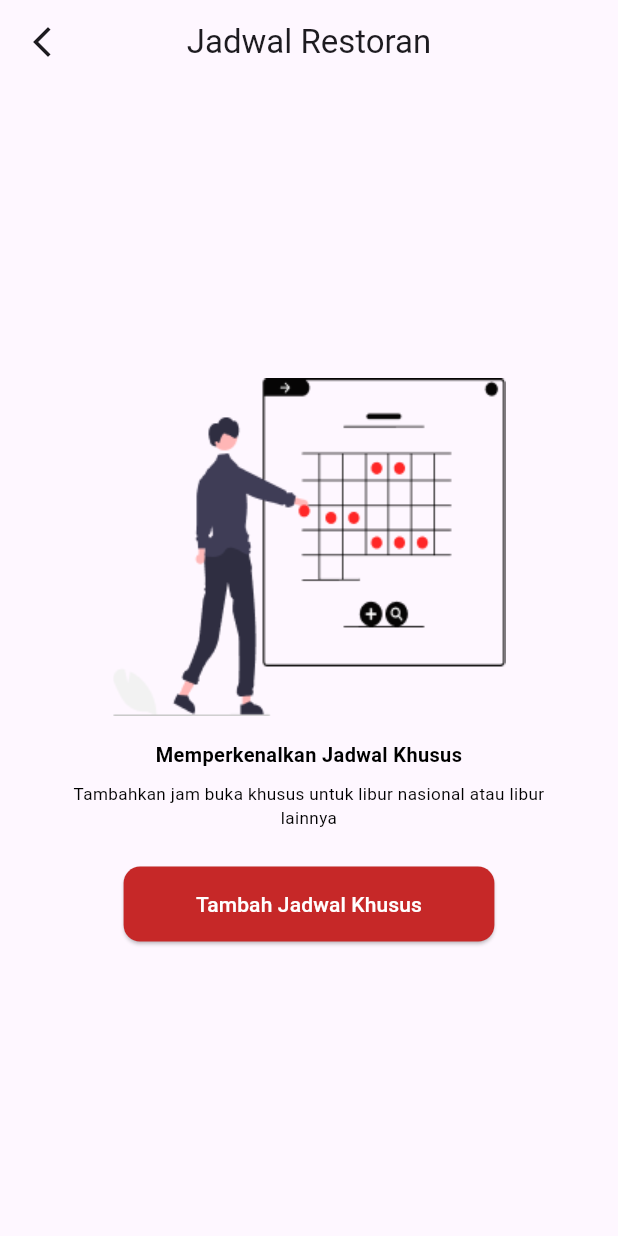
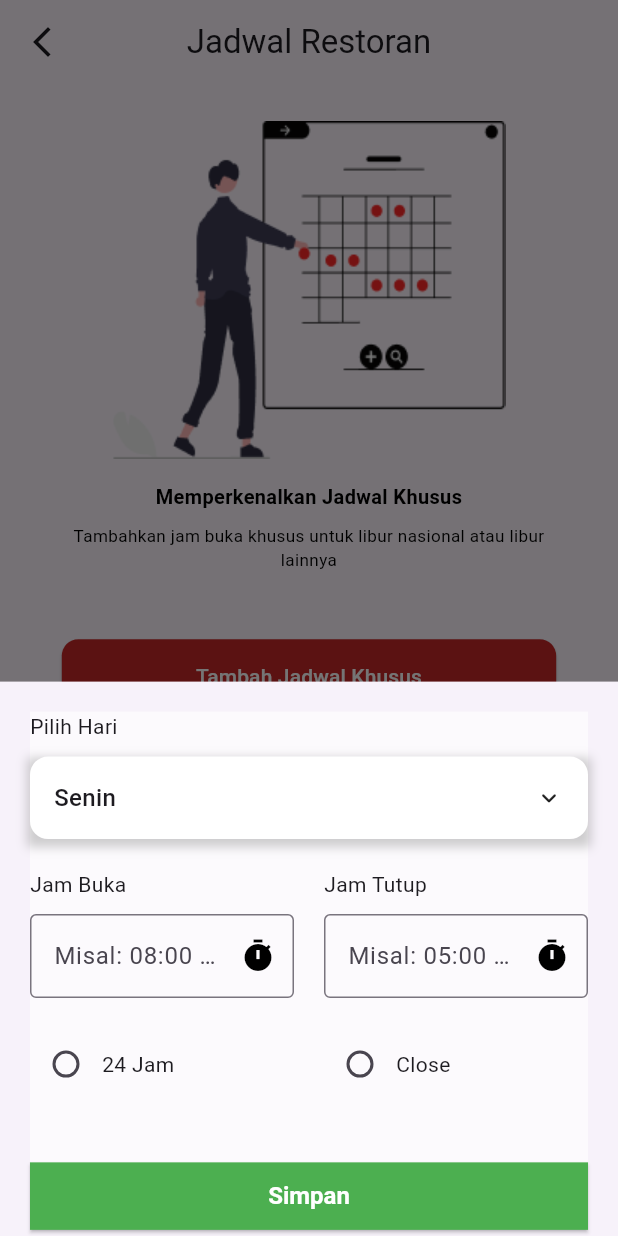
Before and after one commit to Shade2012/warmindo_admin_ui, a Flutter app: the SchedulePage screen opened by its route, after a tap on "Tambah Jadwal Khusus", on a phone screen of 412 x 824 dp. Run offline on Flutter 3.47's test engine with Material 3 defaults, Android fonts, the phone set to English and light mode, and no system bars; our stand-ins replace animated_custom_dropdown, flutter_svg, font_awesome_flutter, get, google_fonts, syncfusion_flutter_charts; Roboto replaces fonts that are missing (Oxygen).

Commit message:
style: [AF] add special schedule page

```diff
--- /dev/null
+++ b/lib/pages/bottom_sheet_schedule/binding/bottomsheet_schedule_binding.dart
@@ -0,0 +1,9 @@
+import 'package:get/get.dart';
+import 'package:warmindo_admin_ui/pages/bottom_sheet_schedule/controller/bottomsheet_schedule_controller.dart';
+
+class BottomSheetScheduleBinding extends Bindings{
+  @override
+  void dependencies() {
+    Get.lazyPut<BottomSheetScheduleController>(() => BottomSheetScheduleController());
+  }
+}
--- /dev/null
+++ b/lib/pages/bottom_sheet_schedule/controller/bottomsheet_schedule_controller.dart
@@ -0,0 +1,74 @@
+import 'package:flutter/material.dart';
+import 'package:get/get.dart';
+import 'package:warmindo_admin_ui/pages/widget/custom_dropdown_multi.dart';
+
+class BottomSheetScheduleController extends GetxController {
+  var is24Hours = false.obs;
+  var isClosedStatus = false.obs;
+  var openingTime = Rx<TimeOfDay?>(null);
+  var closingTime = Rx<TimeOfDay?>(null);
+  var selectedDays = <Day>[].obs;
+  var schedules = <Schedule>[].obs;
+
+  void toggle24Hours(bool? value) {
+    is24Hours.value = value ?? false;
+    if (is24Hours.value) {
+      isClosedStatus.value = false;
+    }
+  }
+
+  void toggleClosed(bool? value) {
+    isClosedStatus.value = value ?? false;
+    if (isClosedStatus.value) {
+      is24Hours.value = false;
+    }
+  }
+
+  void chooseTime(BuildContext context, bool isOpening) async {
+    TimeOfDay? pickedTime = await showTimePicker(
+      context: context,
+      initialTime: TimeOfDay.now(),
+      initialEntryMode: TimePickerEntryMode.input,
+      helpText: 'Masukkan Waktu',
+      cancelText: 'Tutup',
+      confirmText: 'Ok',
+      hourLabelText: 'Jam',
+      minuteLabelText: 'Menit',
+      errorInvalidText: 'Waktu yang dimasukkan tidak cocok'
+    );
+
+    if (pickedTime != null) {
+      if (isOpening) {
+        openingTime.value = pickedTime;
+      } else {
+        closingTime.value = pickedTime;
+      }
+    }
+  }
+
+  void addSchedule() {
+    schedules.add(Schedule(
+      days: selectedDays,
+      openingTime: openingTime.value,
+      closingTime: closingTime.value,
+      is24Hours: is24Hours.value,
+      isClosed: isClosedStatus.value,
+    ));
+  }
+}
+
+class Schedule {
+  List<Day> days;
+  TimeOfDay? openingTime;
+  TimeOfDay? closingTime;
+  bool is24Hours;
+  bool isClosed;
+
+  Schedule({
+    required this.days,
+    this.openingTime,
+    this.closingTime,
+    required this.is24Hours,
+    required this.isClosed,
+  });
+}
--- /dev/null
+++ b/lib/pages/bottom_sheet_schedule/view/bottomsheet_schedule_page.dart
@@ -0,0 +1,184 @@
+import 'package:animated_custom_dropdown/custom_dropdown.dart';
+import 'package:flutter/material.dart';
+import 'package:get/get.dart';
+import 'package:warmindo_admin_ui/pages/bottom_sheet_schedule/controller/bottomsheet_schedule_controller.dart';
+import 'dart:developer';
+import 'package:warmindo_admin_ui/pages/widget/custom_dropdown_multi.dart';
+
+const List<Day> _dayItems = [
+  Day('Senin'),
+  Day('Selasa'),
+  Day('Rabu'),
+  Day('Kamis'),
+  Day('Jumat'),
+  Day('Sabtu'),
+  Day('Minggu'),
+];
+
+class BottomSheetSchedule extends StatelessWidget {
+  final BottomSheetScheduleController _controller =
+      Get.put(BottomSheetScheduleController());
+
+  BottomSheetSchedule({Key? key}) : super(key: key);
+
+  @override
+  Widget build(BuildContext context) {
+    final double screenWidth = MediaQuery.of(context).size.width;
+    final double screenHeight = MediaQuery.of(context).size.height;
+
+    return Padding(
+      padding: const EdgeInsets.symmetric(horizontal: 20, vertical: 20),
+      child: Container(
+        color: Colors.white60,
+        width: screenWidth,
+        height: screenHeight * 0.4,
+        child: Column(
+          crossAxisAlignment: CrossAxisAlignment.start,
+          children: [
+            Text('Pilih Hari'),
+            SizedBox(height: 10),
+            Container(
+              child: CustomDropdown<Day>.multiSelect(
+                items: _dayItems,
+                initialItems: _dayItems.take(1).toList(),
+                onListChanged: (value) {
+                  log('changing value to: $value');
+                  _controller.selectedDays.value = value;
+                },
+              ),
+              decoration: BoxDecoration(boxShadow: [
+                BoxShadow(
+                  color: Colors.grey.withOpacity(0.5),
+                  spreadRadius: 2,
+                  blurRadius: 5,
+                  offset: Offset(0, 3),
+                ),
+              ]),
+            ),
+            SizedBox(height: 20),
+            Row(
+              children: [
+                Expanded(
+                  child: Column(
+                    crossAxisAlignment: CrossAxisAlignment.start,
+                    children: [
+                      Text('Jam Buka'),
+                      SizedBox(height: 10),
+                      Obx(() {
+                        return TextFormField(
+                          onTap: () => _controller.chooseTime(context, true),
+                          enabled: !(_controller.is24Hours.value ||
+                              _controller.isClosedStatus.value),
+                          readOnly: true,
+                          controller: TextEditingController(
+                            text: _controller.openingTime.value
+                                    ?.format(context) ??
+                                '',
+                          ),
+                          decoration: InputDecoration(
+                            border: OutlineInputBorder(),
+                            hintText: 'Misal: 08:00 AM',
+                            suffixIcon: Icon(
+                              Icons.timer,
+                              color: Colors.black,
+                            ),
+                          ),
+                        );
+                      }),
+                    ],
+                  ),
+                ),
+                SizedBox(width: 20),
+                Expanded(
+                  child: Column(
+                    crossAxisAlignment: CrossAxisAlignment.start,
+                    children: [
+                      Text('Jam Tutup'),
+                      SizedBox(height: 10),
+                      Obx(() {
+                        return TextFormField(
+                          onTap: () => _controller.chooseTime(context, false),
+                          enabled: !(_controller.is24Hours.value ||
+                              _controller.isClosedStatus.value),
+                          readOnly: true,
+                          controller: TextEditingController(
+                            text: _controller.closingTime.value
+                                    ?.format(context) ??
+                                '',
+                          ),
+                          decoration: InputDecoration(
+                            border: OutlineInputBorder(),
+                            hintText: 'Misal: 05:00 PM',
+                            suffixIcon: Icon(
+                              Icons.timer,
+                              color: Colors.black,
+                            ),
+                          ),
+                        );
+                      }),
+                    ],
+                  ),
+                ),
+              ],
+            ),
+            SizedBox(height: 20),
+            Row(
+              children: [
+                Expanded(
+                  child: Row(
+                    children: [
+                      Obx(() => Radio(
+                            value: true,
+                            groupValue: _controller.is24Hours.value,
+                            onChanged: _controller.toggle24Hours,
+                            activeColor: Colors.purple,
+                          )),
+                      Text('24 Jam'),
+                    ],
+                  ),
+                ),
+                SizedBox(width: 20),
+                Expanded(
+                  child: Row(
+                    children: [
+                      Obx(() => Radio(
+                            value: true,
+                            groupValue: _controller.isClosedStatus.value,
+                            onChanged: _controller.toggleClosed,
+                            activeColor: Colors.purple,
+                          )),
+                      Text('Close'),
+                    ],
+                  ),
+                ),
+              ],
+            ),
+            SizedBox(height: 40),
+            Center(
+              child: ElevatedButton(
+                onPressed: () {
+                  _controller.addSchedule(); // Add this line
+                  log('Button clicked');
+                },
+                style: ElevatedButton.styleFrom(
+                  backgroundColor: Colors.green, // Warna latar belakang tombol
+                  foregroundColor: Colors.white, // Warna teks tombol
+                  minimumSize: Size(screenWidth, 45),
+                  textStyle: TextStyle(
+                    fontSize: 16,
+                    fontWeight: FontWeight.bold,
+                  ),
+                  shape: RoundedRectangleBorder(
+                    borderRadius:
+                        BorderRadius.zero, // Membuat tombol menjadi kotak
+                  ),
+                ),
+                child: Text('Simpan'),
+              ),
+            ),
+          ],
+        ),
+      ),
+    );
+  }
+}
--- a/lib/pages/schedule_page/view/schedule_page.dart
+++ b/lib/pages/schedule_page/view/schedule_page.dart
@@ -1,10 +1,16 @@
 import 'package:flutter/material.dart';
+import 'package:get/get.dart';
+import 'package:warmindo_admin_ui/pages/bottom_sheet_schedule/controller/bottomsheet_schedule_controller.dart';
+import 'package:warmindo_admin_ui/pages/bottom_sheet_schedule/view/bottomsheet_schedule_page.dart';
 import 'package:warmindo_admin_ui/utils/themes/color_themes.dart';
 import 'package:warmindo_admin_ui/utils/themes/image_themes.dart';
 import 'package:warmindo_admin_ui/utils/themes/textstyle_themes.dart';
 
 class SchedulePage extends StatelessWidget {
-  const SchedulePage({Key? key}) : super(key: key);
+  final BottomSheetScheduleController _controller =
+      Get.put(BottomSheetScheduleController());
+
+  SchedulePage({Key? key}) : super(key: key);
 
   @override
   Widget build(BuildContext context) {
@@ -13,7 +19,12 @@ class SchedulePage extends StatelessWidget {
 
     return Scaffold(
       appBar: AppBar(
-        leading: Icon(Icons.arrow_back_ios_new),
+        leading: IconButton(
+          icon: Icon(Icons.arrow_back_ios_new),
+          onPressed: () {
+            Get.back();
+          },
+        ),
         title: Text('Jadwal Restoran'),
         centerTitle: true,
       ),
@@ -23,8 +34,16 @@ class SchedulePage extends StatelessWidget {
             horizontal: screenWidth * 0.1,
             vertical: screenHeight * 0.03,
           ),
-          child: Column(
-            mainAxisAlignment: MainAxisAlignment.center,
+          child: Obx(() {
+            final schedules = _controller.schedules;
+            final isScheduleEmpty = schedules.isEmpty;
+
+            return Column(
+              mainAxisAlignment: MainAxisAlignment.start,
+              crossAxisAlignment: CrossAxisAlignment.stretch,
+              children: [
+                if (isScheduleEmpty)
+                  Column(
                     children: [
                       Image.asset(Images.datePicker),
                       SizedBox(height: screenHeight * 0.02), // 2% dari tinggi layar
@@ -40,8 +59,51 @@ class SchedulePage extends StatelessWidget {
                         style: scheduleContentTextStyle,
                       ),
                       SizedBox(height: screenHeight * 0.03),
+                    ],
+                  ),
+                if (!isScheduleEmpty)
+                  Expanded(
+                    child: ListView(
+                      children: [
+                        for (var schedule in schedules)
+                          Container(
+                            margin: EdgeInsets.symmetric(vertical: 8),
+                            padding: EdgeInsets.all(12),
+                            decoration: BoxDecoration(
+                              color: Colors.grey[200],
+                              borderRadius: BorderRadius.circular(8),
+                            ),
+                            child: Column(
+                              crossAxisAlignment: CrossAxisAlignment.start,
+                              children: [
+                                Text(
+                                  '${schedule.days}',
+                                  style: TextStyle(fontWeight: FontWeight.bold),
+                                ),
+                                SizedBox(height: 4),
+                                Text(
+                                  '${schedule.openingTime} - ${schedule.closingTime}',
+                                ),
+                              ],
+                            ),
+                          ),
+                      ],
+                    ),
+                  ),
+                SizedBox(height: 20),
                 ElevatedButton(
-                onPressed: () {},
+                  onPressed: () {
+                    showModalBottomSheet(
+                      context: context,
+                      isScrollControlled: true,
+                      shape: RoundedRectangleBorder(
+                        borderRadius: BorderRadius.zero,
+                      ),
+                      builder: (BuildContext context) {
+                        return BottomSheetSchedule();
+                      },
+                    );
+                  },
                   style: ElevatedButton.styleFrom(
                     backgroundColor: ColorResources.primaryColor,
                     foregroundColor: ColorResources.primaryColorLight,
@@ -50,10 +112,13 @@ class SchedulePage extends StatelessWidget {
                       borderRadius: BorderRadius.circular(11),
                     ),
                   ),
-                child: Text('Tambah Jadwal Khusus'),
+                  child: Text(
+                    'Tambah Jadwal Khusus',
+                  ),
                 ),
               ],
-          ),
+            );
+          }),
         ),
       ),
     );
--- /dev/null
+++ b/lib/pages/widget/custom_dropdown_multi.dart
@@ -0,0 +1,10 @@
+class Day {
+  final String name;
+  // final IconData icon;
+  const Day(this.name);
+
+  @override
+  String toString() {
+    return name;
+  }
+}
--- a/lib/routes/AppPages.dart
+++ b/lib/routes/AppPages.dart
@@ -3,6 +3,8 @@ import 'package:warmindo_admin_ui/pages/add_product_page/binding/add_product_bin
 import 'package:warmindo_admin_ui/pages/add_product_page/view/add_product_page.dart';
 import 'package:warmindo_admin_ui/pages/add_voucher_page/binding/add_voucher_binding.dart';
 import 'package:warmindo_admin_ui/pages/add_voucher_page/view/add_voucher_page.dart';
+import 'package:warmindo_admin_ui/pages/bottom_sheet_schedule/binding/bottomsheet_schedule_binding.dart';
+import 'package:warmindo_admin_ui/pages/bottom_sheet_schedule/view/bottomsheet_schedule_page.dart';
 import 'package:warmindo_admin_ui/pages/change_pass_page/binding/changepass_binding.dart';
 import 'package:warmindo_admin_ui/pages/change_pass_page/view/changepass_page.dart';
 import 'package:warmindo_admin_ui/pages/customers_page/binding/customers_binding.dart';
@@ -162,7 +164,6 @@ class AppPages {
         binding: EditCustomersBinding(),
         transition: Transition.fadeIn,
         transitionDuration: const Duration(milliseconds: 500)),
-
     GetPage(
         name: _Paths.CUSTOMERS_PAGE,
         page: () => CustomersPage(),
@@ -181,5 +182,11 @@ class AppPages {
         binding: AddVoucherBinding(),
         transition: Transition.fadeIn,
         transitionDuration: const Duration(milliseconds: 500)),
+    GetPage(
+        name: _Paths.BOTTOM_SHEET_SCHEDULE,
+        page: () => BottomSheetSchedule(),
+        binding: BottomSheetScheduleBinding(),
+        transition: Transition.fadeIn,
+        transitionDuration: const Duration(milliseconds: 500)),
   ];
 }
--- a/lib/routes/AppRoutes.dart
+++ b/lib/routes/AppRoutes.dart
@@ -26,6 +26,7 @@ abstract class Routes {
   static const CUSTOMERS_PAGE = _Paths.CUSTOMERS_PAGE;
   static const DETAIL_VOUCHER_PAGE = _Paths.DETAIL_VOUCHER_PAGE;
   static const ADD_VOUCHER_PAGE = _Paths.ADD_VOUCHER_PAGE;
+  static const BOTTOM_SHEET_SCHEDULE = _Paths.BOTTOM_SHEET_SCHEDULE;
 
 
 
@@ -55,5 +56,6 @@ abstract class _Paths {
   static const CUSTOMERS_PAGE = '/customers-page';
   static const DETAIL_VOUCHER_PAGE = '/detail-voucher-page';
   static const ADD_VOUCHER_PAGE = '/add-voucher-page';
+  static const BOTTOM_SHEET_SCHEDULE = '/bottom-sheet-schedule';
 
 }
--- a/pubspec.yaml
+++ b/pubspec.yaml
@@ -42,6 +42,7 @@ dependencies:
   font_awesome_flutter: ^10.7.0
   syncfusion_flutter_charts: ^25.1.42+1
   dropdown_button2: ^2.3.9
+  animated_custom_dropdown: ^3.0.0
 
 dev_dependencies:
   flutter_test:
```
Also changed, not shown: pubspec.lock. Lines whose indentation alone changed are shown as unchanged.
